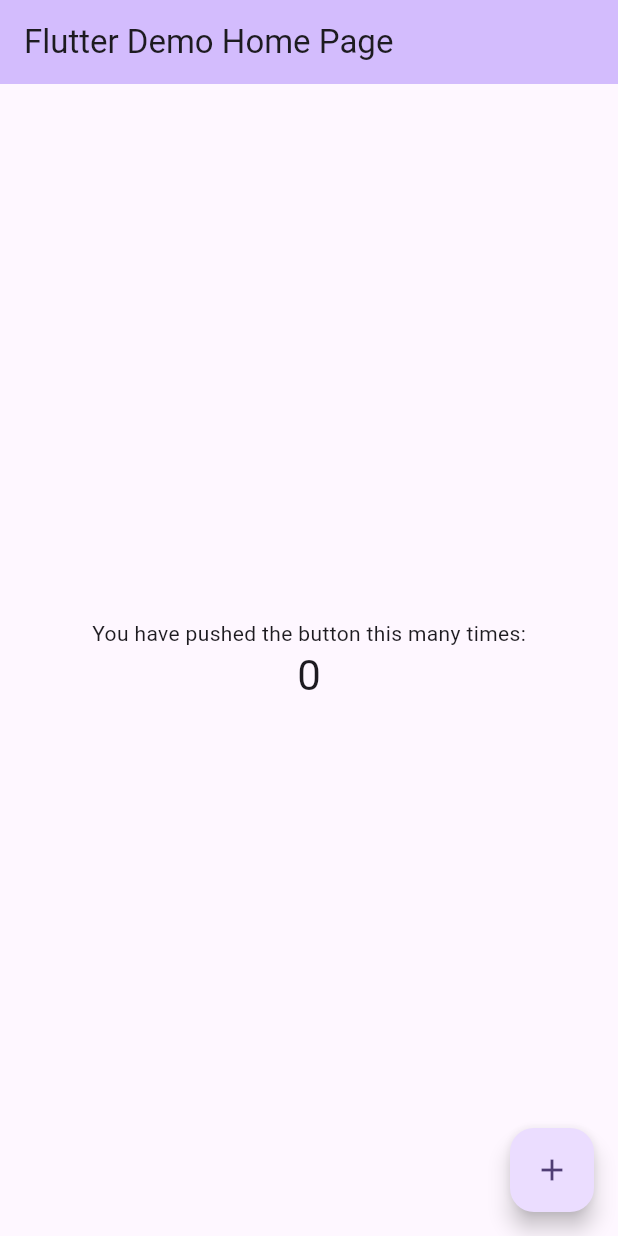
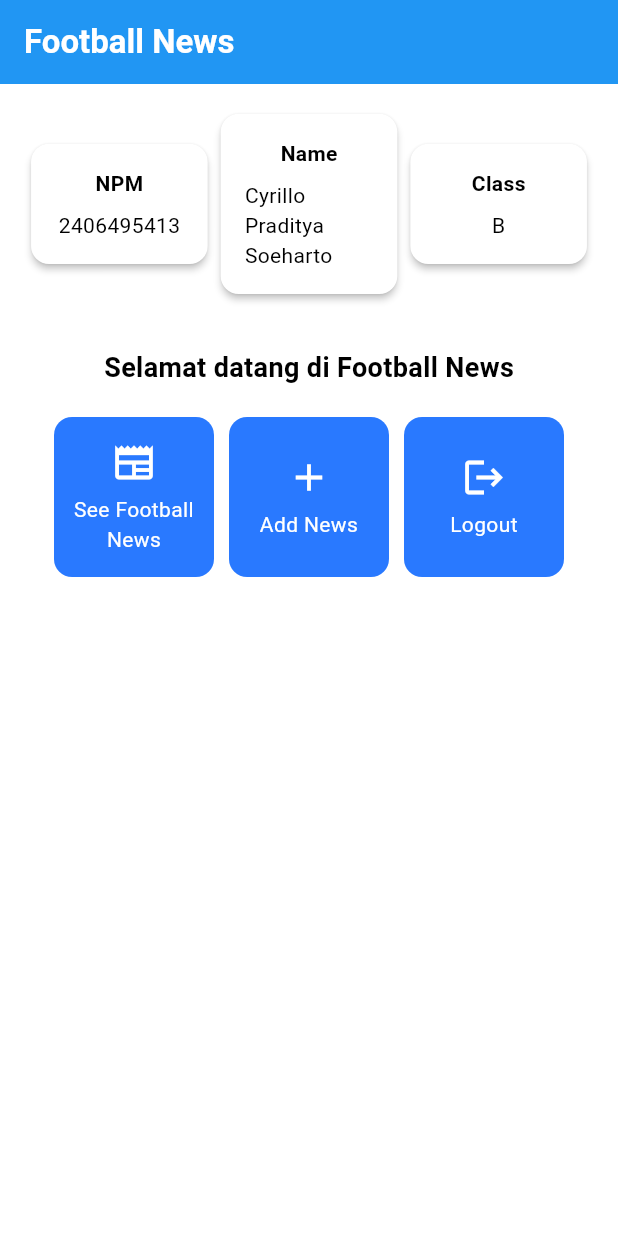
Before and after one commit to LCSUI24/football_news, a Flutter app: the screen it shows after launch, on a phone screen of 412 x 824 dp. Run offline on Flutter 3.47's test engine with Material 3 defaults, Android fonts, the phone set to English and light mode, and no system bars.

Commit message:
tutorial 6

```diff
--- a/lib/main.dart
+++ b/lib/main.dart
@@ -1,4 +1,5 @@
 import 'package:flutter/material.dart';
+import 'package:football_news/menu.dart';
 
 void main() {
   runApp(const MyApp());
@@ -28,95 +29,10 @@ class MyApp extends StatelessWidget {
         //
         // This works for code too, not just values: Most code changes can be
         // tested with just a hot reload.
-        colorScheme: ColorScheme.fromSeed(seedColor: Colors.deepPurple),
+        colorScheme: ColorScheme.fromSwatch(primarySwatch: Colors.blue)
+            .copyWith(secondary: Colors.blueAccent[400]),
       ),
-      home: const MyHomePage(title: 'Flutter Demo Home Page'),
+      home: MyHomePage(),
     );
   }
 }
-
-class MyHomePage extends StatefulWidget {
-  const MyHomePage({super.key, required this.title});
-
-  // This widget is the home page of your application. It is stateful, meaning
-  // that it has a State object (defined below) that contains fields that affect
-  // how it looks.
-
-  // This class is the configuration for the state. It holds the values (in this
-  // case the title) provided by the parent (in this case the App widget) and
-  // used by the build method of the State. Fields in a Widget subclass are
-  // always marked "final".
-
-  final String title;
-
-  @override
-  State<MyHomePage> createState() => _MyHomePageState();
-}
-
-class _MyHomePageState extends State<MyHomePage> {
-  int _counter = 0;
-
-  void _incrementCounter() {
-    setState(() {
-      // This call to setState tells the Flutter framework that something has
-      // changed in this State, which causes it to rerun the build method below
-      // so that the display can reflect the updated values. If we changed
-      // _counter without calling setState(), then the build method would not be
-      // called again, and so nothing would appear to happen.
-      _counter++;
-    });
-  }
-
-  @override
-  Widget build(BuildContext context) {
-    // This method is rerun every time setState is called, for instance as done
-    // by the _incrementCounter method above.
-    //
-    // The Flutter framework has been optimized to make rerunning build methods
-    // fast, so that you can just rebuild anything that needs updating rather
-    // than having to individually change instances of widgets.
-    return Scaffold(
-      appBar: AppBar(
-        // TRY THIS: Try changing the color here to a specific color (to
-        // Colors.amber, perhaps?) and trigger a hot reload to see the AppBar
-        // change color while the other colors stay the same.
-        backgroundColor: Theme.of(context).colorScheme.inversePrimary,
-        // Here we take the value from the MyHomePage object that was created by
-        // the App.build method, and use it to set our appbar title.
-        title: Text(widget.title),
-      ),
-      body: Center(
-        // Center is a layout widget. It takes a single child and positions it
-        // in the middle of the parent.
-        child: Column(
-          // Column is also a layout widget. It takes a list of children and
-          // arranges them vertically. By default, it sizes itself to fit its
-          // children horizontally, and tries to be as tall as its parent.
-          //
-          // Column has various properties to control how it sizes itself and
-          // how it positions its children. Here we use mainAxisAlignment to
-          // center the children vertically; the main axis here is the vertical
-          // axis because Columns are vertical (the cross axis would be
-          // horizontal).
-          //
-          // TRY THIS: Invoke "debug painting" (choose the "Toggle Debug Paint"
-          // action in the IDE, or press "p" in the console), to see the
-          // wireframe for each widget.
-          mainAxisAlignment: MainAxisAlignment.center,
-          children: <Widget>[
-            const Text('You have pushed the button this many times:'),
-            Text(
-              '$_counter',
-              style: Theme.of(context).textTheme.headlineMedium,
-            ),
-          ],
-        ),
-      ),
-      floatingActionButton: FloatingActionButton(
-        onPressed: _incrementCounter,
-        tooltip: 'Increment',
-        child: const Icon(Icons.add),
-      ), // This trailing comma makes auto-formatting nicer for build methods.
-    );
-  }
-}
--- /dev/null
+++ b/lib/menu.dart
@@ -0,0 +1,187 @@
+import 'package:flutter/material.dart';
+
+class MyHomePage extends StatelessWidget {
+  MyHomePage({super.key});
+  final String nama = "Cyrillo Praditya Soeharto"; //nama
+  final String npm = "2406495413"; //npm
+  final String kelas = "B" ;//kelas
+
+  final List<ItemHomepage> items = [
+    ItemHomepage("See Football News", Icons.newspaper),
+    ItemHomepage("Add News", Icons.add),
+    ItemHomepage("Logout", Icons.logout),
+  ];
+
+  @override
+  Widget build(BuildContext context) {
+    // Scaffold menyediakan struktur dasar halaman dengan AppBar dan body.
+    return Scaffold(
+      // AppBar adalah bagian atas halaman yang menampilkan judul.
+      appBar: AppBar(
+        // Judul aplikasi "Football News" dengan teks putih dan tebal.
+        title: const Text(
+          'Football News',
+          style: TextStyle(
+            color: Colors.white,
+            fontWeight: FontWeight.bold,
+          ),
+        ),
+        // Warna latar belakang AppBar diambil dari skema warna tema aplikasi.
+        backgroundColor: Theme.of(context).colorScheme.primary,
+      ),
+      // Body halaman dengan padding di sekelilingnya.
+      body: Padding(
+        padding: const EdgeInsets.all(16.0),
+        // Menyusun widget secara vertikal dalam sebuah kolom.
+        child: Column(
+          crossAxisAlignment: CrossAxisAlignment.center,
+          children: [
+            // Row untuk menampilkan 3 InfoCard secara horizontal.
+            Row(
+              mainAxisAlignment: MainAxisAlignment.spaceEvenly,
+              children: [
+                InfoCard(title: 'NPM', content: npm),
+                InfoCard(title: 'Name', content: nama),
+                InfoCard(title: 'Class', content: kelas),
+              ],
+            ),
+
+            // Memberikan jarak vertikal 16 unit.
+            const SizedBox(height: 16.0),
+
+            // Menempatkan widget berikutnya di tengah halaman.
+            Center(
+              child: Column(
+                // Menyusun teks dan grid item secara vertikal.
+
+                children: [
+                  // Menampilkan teks sambutan dengan gaya tebal dan ukuran 18.
+                  const Padding(
+                    padding: EdgeInsets.only(top: 16.0),
+                    child: Text(
+                      'Selamat datang di Football News',
+                      style: TextStyle(
+                        fontWeight: FontWeight.bold,
+                        fontSize: 18.0,
+                      ),
+                    ),
+                  ),
+
+                  // Grid untuk menampilkan ItemCard dalam bentuk grid 3 kolom.
+                  GridView.count(
+                    primary: true,
+                    padding: const EdgeInsets.all(20),
+                    crossAxisSpacing: 10,
+                    mainAxisSpacing: 10,
+                    crossAxisCount: 3,
+                    // Agar grid menyesuaikan tinggi kontennya.
+                    shrinkWrap: true,
+
+                    // Menampilkan ItemCard untuk setiap item dalam list items.
+                    children: items.map((ItemHomepage item) {
+                      return ItemCard(item);
+                    }).toList(),
+                  ),
+                ],
+              ),
+            ),
+          ],
+        ),
+      ),
+    );
+  }
+}
+
+class InfoCard extends StatelessWidget {
+  // Kartu informasi yang menampilkan title dan content.
+
+  final String title;  // Judul kartu.
+  final String content;  // Isi kartu.
+
+  const InfoCard({super.key, required this.title, required this.content});
+
+  @override
+  Widget build(BuildContext context) {
+    return Card(
+      // Membuat kotak kartu dengan bayangan dibawahnya.
+      elevation: 2.0,
+      child: Container(
+        // Mengatur ukuran dan jarak di dalam kartu.
+        width: MediaQuery.of(context).size.width / 3.5, // menyesuaikan dengan lebar device yang digunakan.
+        padding: const EdgeInsets.all(16.0),
+        // Menyusun title dan content secara vertikal.
+        child: Column(
+          children: [
+            Text(
+              title,
+              style: const TextStyle(fontWeight: FontWeight.bold),
+            ),
+            const SizedBox(height: 8.0),
+            Text(content),
+          ],
+        ),
+      ),
+    );
+  }
+}
+
+class ItemHomepage {
+  final String name;
+  final IconData icon;
+
+  ItemHomepage(this.name, this.icon);
+}
+
+class ItemCard extends StatelessWidget {
+  // Menampilkan kartu dengan ikon dan nama.
+
+  final ItemHomepage item;
+
+  const ItemCard(this.item, {super.key});
+
+  @override
+  Widget build(BuildContext context) {
+    return Material(
+      // Menentukan warna latar belakang dari tema aplikasi.
+      color: Theme.of(context).colorScheme.secondary,
+      // Membuat sudut kartu melengkung.
+      borderRadius: BorderRadius.circular(12),
+
+      child: InkWell(
+        // Aksi ketika kartu ditekan.
+        onTap: () {
+          // Menampilkan pesan SnackBar saat kartu ditekan.
+          ScaffoldMessenger.of(context)
+            ..hideCurrentSnackBar()
+            ..showSnackBar(
+                SnackBar(content: Text("Kamu telah menekan tombol ${item.name}!"))
+            );
+        },
+        // Container untuk menyimpan Icon dan Text
+        child: Container(
+          padding: const EdgeInsets.all(8),
+          child: Center(
+            child: Column(
+              // Menyusun ikon dan teks di tengah kartu.
+              mainAxisAlignment: MainAxisAlignment.center,
+              children: [
+                Icon(
+                  item.icon,
+                  color: Colors.white,
+                  size: 30.0,
+                ),
+                const Padding(padding: EdgeInsets.all(3)),
+                Text(
+                  item.name,
+                  textAlign: TextAlign.center,
+                  style: const TextStyle(color: Colors.white),
+                ),
+              ],
+            ),
+          ),
+        ),
+      ),
+    );
+  }
+
+}
```
